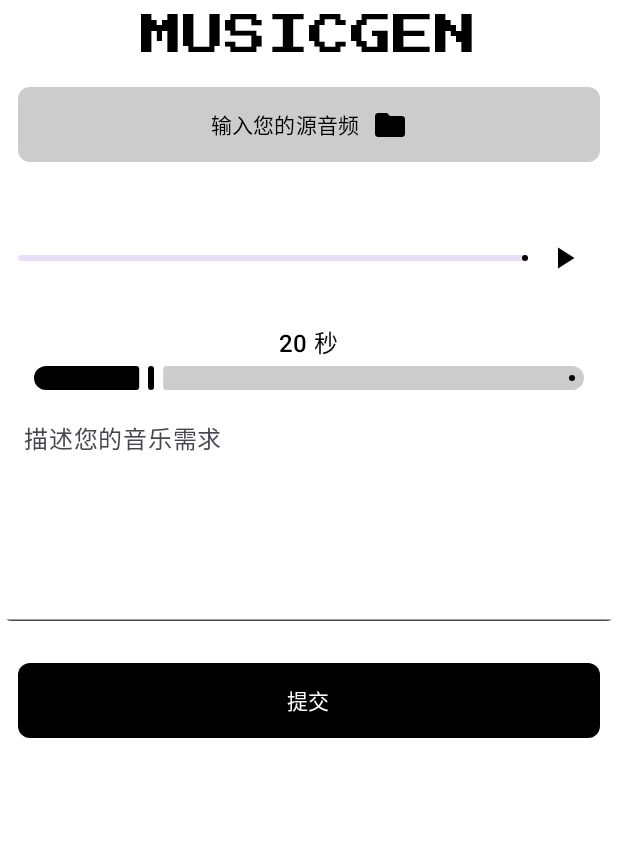
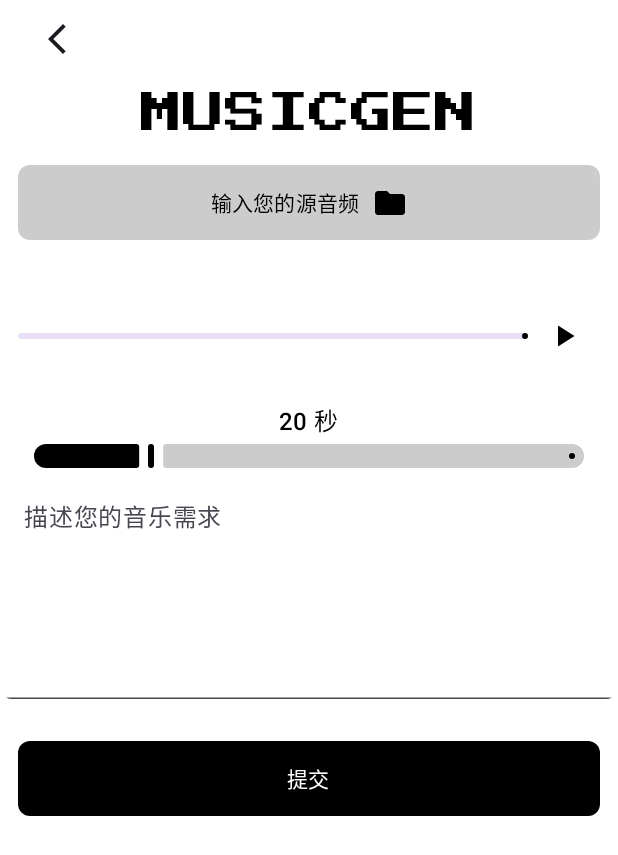
Before and after one commit to zongzixifi/AndroidSynth, an Android app built with Jetpack Compose: the @Preview function MusicGenerationScreenPrev, on a phone screen of 412 x 824 dp. Shown: the top 855 px of the screen. Run offline under Robolectric (Android 15) with nearby library versions, the phone set to English and light mode, and no system bars; network calls fail.

```diff
--- a/app/src/main/java/com/example/project2/MusicGenPage/MusicGenScreen.kt
+++ b/app/src/main/java/com/example/project2/MusicGenPage/MusicGenScreen.kt
@@ -26,6 +26,7 @@ import androidx.compose.foundation.lazy.items
 import androidx.compose.foundation.shape.CircleShape
 import androidx.compose.foundation.shape.RoundedCornerShape
 import androidx.compose.material.icons.Icons
+import androidx.compose.material.icons.filled.ArrowBackIosNew
 import androidx.compose.material.icons.filled.Folder
 import androidx.compose.material.icons.filled.PlayArrow
 import androidx.compose.material.icons.filled.Pause
@@ -65,9 +66,10 @@ import androidx.compose.ui.unit.sp
 import kotlinx.coroutines.delay
 import androidx.lifecycle.viewmodel.compose.viewModel
 import com.example.project2.R
+import com.example.project2.SynthPage.SimpleIconButton
 
 @Composable
-fun MusicGenerationScreen(context: Context, viewModel: MusicGenViewModel, modifier: Modifier=Modifier) {
+fun MusicGenerationScreen(context: Context, viewModel: MusicGenViewModel, modifier: Modifier=Modifier, onClickJumpFrontScreen: () -> Unit ={}) {
     var mediaPlayer by remember { mutableStateOf<MediaPlayer?>(null) }
     var musicUri by remember { mutableStateOf<Uri?>(null) }
     var isPlaying by remember { mutableStateOf(false) }
@@ -116,6 +118,11 @@ fun MusicGenerationScreen(context: Context, viewModel: MusicGenViewModel, modifi
             .background(Color.White),
         horizontalAlignment = Alignment.CenterHorizontally
     ) {
+        SimpleIconButton(
+            modifier =Modifier.align(Alignment.Start),
+            onClick = onClickJumpFrontScreen,
+            icon = Icons.Filled.ArrowBackIosNew
+        )
         // 输入区域标题
         val pressStartFont = FontFamily(Font(R.font.pressstart_2p_regular))
         Text(
```
Also changed, not shown: app/src/main/java/com/example/project2/NaviGraph.kt (+10 -3 lines), app/src/main/java/com/example/project2/SynthPage/SynthItems.kt (+20 -63 lines), 1 other file.
